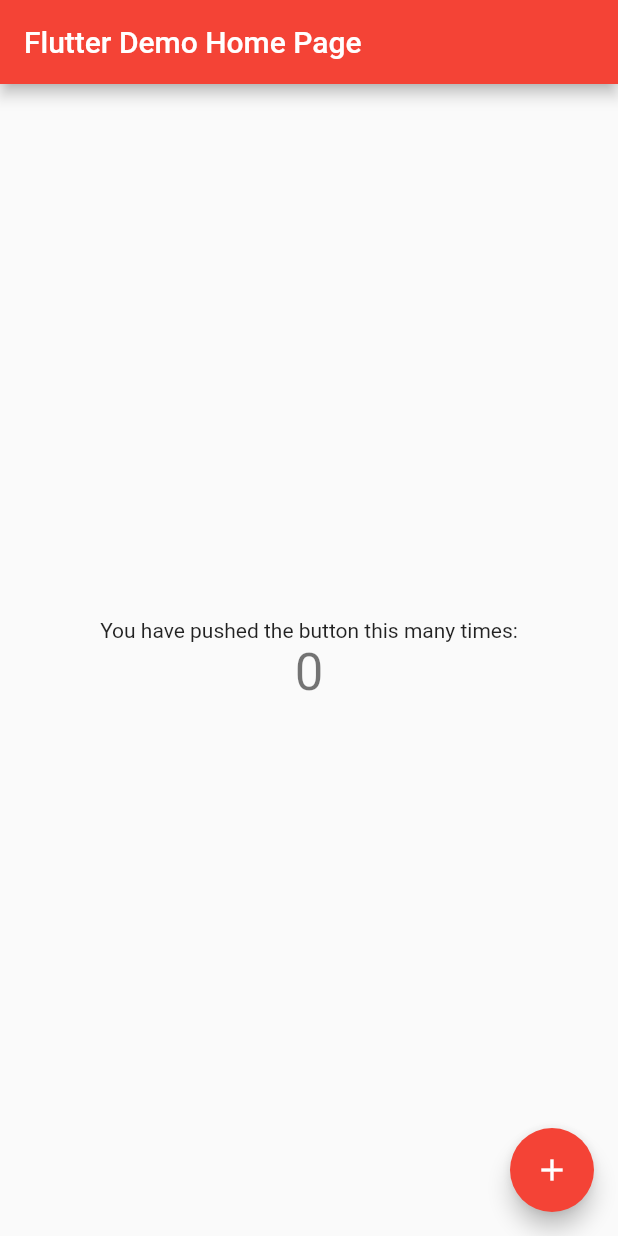
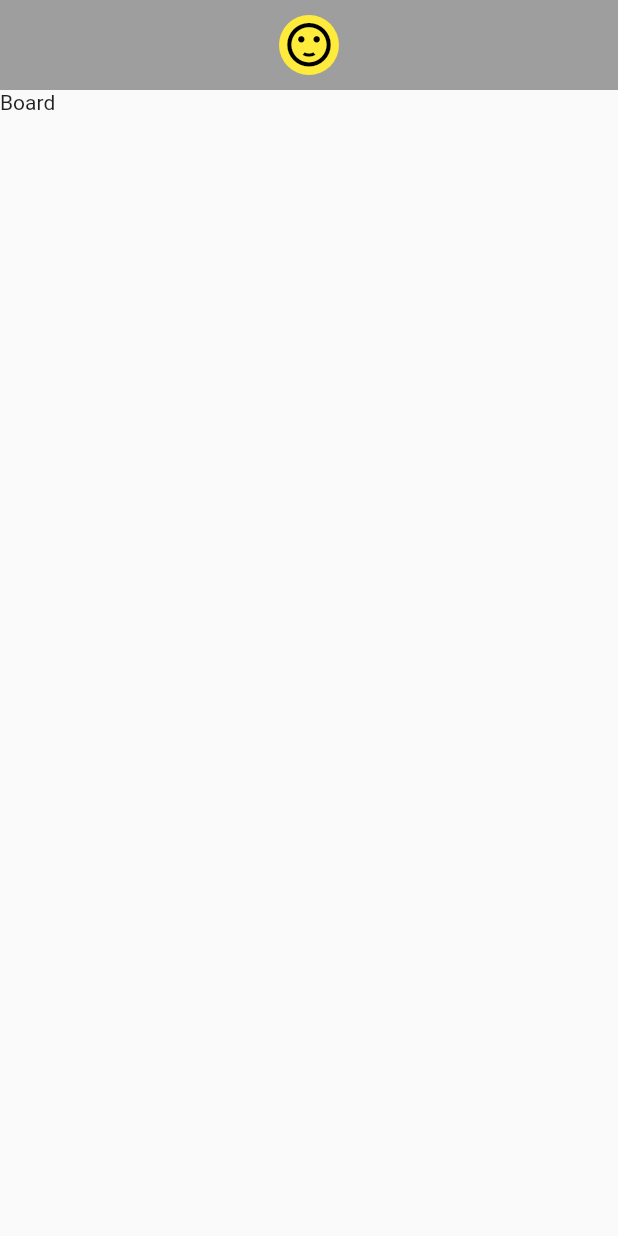
Before and after one commit to frmichetti/flutter-minefield, a Flutter app: the screen it shows after launch, on a phone screen of 412 x 824 dp. Run offline on Flutter 3.47's test engine with Material 2 defaults, Android fonts, the phone set to English and light mode, and no system bars.

Commit message:
added resultwidget

```diff
--- a/lib/components/result_widget.dart
+++ b/lib/components/result_widget.dart
@@ -0,0 +1,53 @@
+import 'package:flutter/material.dart';
+
+class ResultWidget extends StatelessWidget implements PreferredSizeWidget {
+  final bool win;
+  final Function onRestart;
+
+  ResultWidget({@required this.win, @required this.onRestart});
+
+  Color _getColor() {
+    if (win == null) {
+      return Colors.yellow;
+    } else if (win == false) {
+      return Colors.red[300];
+    } else {
+      return Colors.green[300];
+    }
+  }
+
+  IconData _getIcon() {
+    if (win == null) {
+      return Icons.sentiment_satisfied;
+    } else if (win == false) {
+      return Icons.sentiment_very_dissatisfied;
+    } else {
+      return Icons.sentiment_very_satisfied;
+    }
+  }
+
+  @override
+  Widget build(BuildContext context) {
+    return Container(
+      color: Colors.grey,
+      child: Container(
+        padding: EdgeInsets.all(10),
+        child: CircleAvatar(
+          backgroundColor: _getColor(),
+          child: IconButton(
+            padding: EdgeInsets.all(0),
+            icon: Icon(
+                _getIcon(),
+              color: Colors.black,
+              size: 35,
+            ),
+            onPressed: onRestart,
+          ),
+        ),
+      ),
+    );
+  }
+
+  @override
+  Size get preferredSize => Size.fromHeight(120);
+}
--- a/lib/main.dart
+++ b/lib/main.dart
@@ -1,117 +1,6 @@
 import 'package:flutter/material.dart';
+import 'screens/minefield_app.dart';
 
 void main() {
-  runApp(MyApp());
+  runApp(MineFieldApp());
 }
-
-class MyApp extends StatelessWidget {
-  // This widget is the root of your application.
-  @override
-  Widget build(BuildContext context) {
-    return MaterialApp(
-      title: 'Flutter Demo',
-      theme: ThemeData(
-        // This is the theme of your application.
-        //
-        // Try running your application with "flutter run". You'll see the
-        // application has a blue toolbar. Then, without quitting the app, try
-        // changing the primarySwatch below to Colors.green and then invoke
-        // "hot reload" (press "r" in the console where you ran "flutter run",
-        // or simply save your changes to "hot reload" in a Flutter IDE).
-        // Notice that the counter didn't reset back to zero; the application
-        // is not restarted.
-        primarySwatch: Colors.red,
-        // This makes the visual density adapt to the platform that you run
-        // the app on. For desktop platforms, the controls will be smaller and
-        // closer together (more dense) than on mobile platforms.
-        visualDensity: VisualDensity.adaptivePlatformDensity,
-      ),
-      home: MyHomePage(title: 'Flutter Demo Home Page'),
-    );
-  }
-}
-
-class MyHomePage extends StatefulWidget {
-  MyHomePage({Key key, this.title}) : super(key: key);
-
-  // This widget is the home page of your application. It is stateful, meaning
-  // that it has a State object (defined below) that contains fields that affect
-  // how it looks.
-
-  // This class is the configuration for the state. It holds the values (in this
-  // case the title) provided by the parent (in this case the App widget) and
-  // used by the build method of the State. Fields in a Widget subclass are
-  // always marked "final".
-
-  final String title;
-
-  @override
-  _MyHomePageState createState() => _MyHomePageState();
-}
-
-class _MyHomePageState extends State<MyHomePage> {
-  int _counter = 0;
-
-  void _incrementCounter() {
-    setState(() {
-      // This call to setState tells the Flutter framework that something has
-      // changed in this State, which causes it to rerun the build method below
-      // so that the display can reflect the updated values. If we changed
-      // _counter without calling setState(), then the build method would not be
-      // called again, and so nothing would appear to happen.
-      _counter++;
-    });
-  }
-
-  @override
-  Widget build(BuildContext context) {
-    // This method is rerun every time setState is called, for instance as done
-    // by the _incrementCounter method above.
-    //
-    // The Flutter framework has been optimized to make rerunning build methods
-    // fast, so that you can just rebuild anything that needs updating rather
-    // than having to individually change instances of widgets.
-    return Scaffold(
-      appBar: AppBar(
-        // Here we take the value from the MyHomePage object that was created by
-        // the App.build method, and use it to set our appbar title.
-        title: Text(widget.title),
-      ),
-      body: Center(
-        // Center is a layout widget. It takes a single child and positions it
-        // in the middle of the parent.
-        child: Column(
-          // Column is also a layout widget. It takes a list of children and
-          // arranges them vertically. By default, it sizes itself to fit its
-          // children horizontally, and tries to be as tall as its parent.
-          //
-          // Invoke "debug painting" (press "p" in the console, choose the
-          // "Toggle Debug Paint" action from the Flutter Inspector in Android
-          // Studio, or the "Toggle Debug Paint" command in Visual Studio Code)
-          // to see the wireframe for each widget.
-          //
-          // Column has various properties to control how it sizes itself and
-          // how it positions its children. Here we use mainAxisAlignment to
-          // center the children vertically; the main axis here is the vertical
-          // axis because Columns are vertical (the cross axis would be
-          // horizontal).
-          mainAxisAlignment: MainAxisAlignment.center,
-          children: <Widget>[
-            Text(
-              'You have pushed the button this many times:',
-            ),
-            Text(
-              '$_counter',
-              style: Theme.of(context).textTheme.headline4,
-            ),
-          ],
-        ),
-      ),
-      floatingActionButton: FloatingActionButton(
-        onPressed: _incrementCounter,
-        tooltip: 'Increment',
-        child: Icon(Icons.add),
-      ), // This trailing comma makes auto-formatting nicer for build methods.
-    );
-  }
-}
--- a/lib/screens/minefield_app.dart
+++ b/lib/screens/minefield_app.dart
@@ -0,0 +1,25 @@
+import 'package:flutter/material.dart';
+import 'package:minefield/components/result_widget.dart';
+
+class MineFieldApp extends StatelessWidget {
+
+  _restart() {
+    print("Clickou aqui");
+  }
+
+  @override
+  Widget build(BuildContext context) {
+    return MaterialApp(
+      home: Scaffold(
+        appBar: ResultWidget(
+          win: null,
+          onRestart: _restart,
+        ),
+          body: Container(
+          child: Text("Board"),
+      ),
+      )
+    );
+  }
+
+}
```
